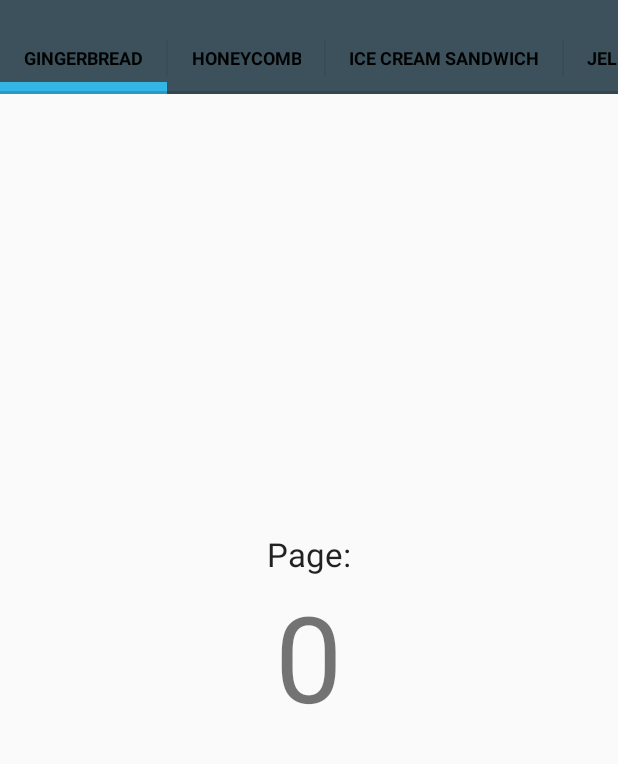
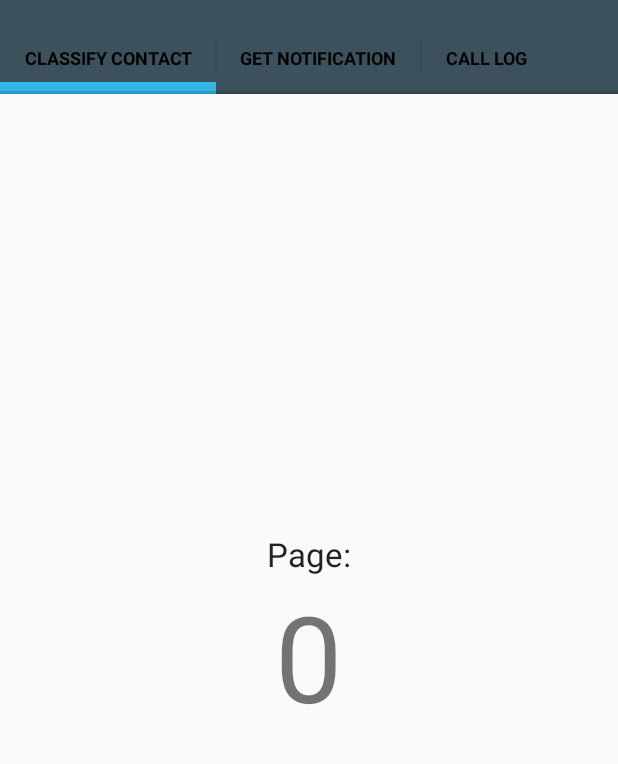
Before and after one commit to nperiwal/phonebill, an Android app: the screen it shows after launch (DemoActivity), on a phone screen of 412 x 824 dp, the part 62-826 px from its top. Run offline under Robolectric (Android 15) with nearby library versions, the phone set to English and light mode, and no system bars.

Commit message:
Removed Demo Class

```diff
--- a/app/src/main/java/com/example/oozie/phonebill3/Demo.java
+++ /dev/null
@@ -1,40 +0,0 @@
-package com.example.oozie.phonebill3;
-
-import android.content.Context;
-
-public enum Demo {
-
-    BASIC(R.string.demo_title_basic, R.layout.demo_basic);
-
-    public final int titleResId;
-    public final int layoutResId;
-
-    Demo(int titleResId, int layoutResId) {
-        this.titleResId = titleResId;
-        this.layoutResId = layoutResId;
-    }
-
-    public static int[] tab10() {
-        return new int[] {
-                R.string.demo_tab_5,
-                R.string.demo_tab_6,
-                R.string.demo_tab_7,
-                R.string.demo_tab_8,
-                R.string.demo_tab_9,
-                R.string.demo_tab_10
-        };
-    }
-
-    public void startActivity(Context context) {
-        DemoActivity.startActivity(context, this);
-    }
-
-    public void setup(final SmartTabLayout layout) {
-        //Do nothing.
-    }
-
-    public int[] tabs() {
-        return tab10();
-    }
-
-}
--- a/app/src/main/java/com/example/oozie/phonebill3/DemoActivity.java
+++ b/app/src/main/java/com/example/oozie/phonebill3/DemoActivity.java
@@ -1,7 +1,5 @@
 package com.example.oozie.phonebill3;
 
-import android.content.Context;
-import android.content.Intent;
 import android.os.Bundle;
 import android.support.v4.view.ViewPager;
 import android.support.v7.app.AppCompatActivity;
@@ -12,33 +10,23 @@ import android.view.ViewGroup;
 
 public class DemoActivity extends AppCompatActivity {
 
-    private static final String KEY_DEMO = "demo";
-
-    public static void startActivity(Context context, Demo demo) {
-        Intent intent = new Intent(context, DemoActivity.class);
-        intent.putExtra(KEY_DEMO, demo.name());
-        context.startActivity(intent);
-    }
-
     @Override
     protected void onCreate(Bundle savedInstanceState) {
         super.onCreate(savedInstanceState);
         setContentView(R.layout.activity_demo);
 
-        Demo demo = getDemo();
-
         Toolbar toolbar = (Toolbar) findViewById(R.id.toolbar);
-        toolbar.setTitle(demo.titleResId);
+        toolbar.setTitle(R.string.demo_title_basic);
 
         ViewGroup tab = (ViewGroup) findViewById(R.id.tab);
-        tab.addView(LayoutInflater.from(this).inflate(demo.layoutResId, tab, false));
+        tab.addView(LayoutInflater.from(this).inflate(R.layout.demo_basic, tab, false));
 
         ViewPager viewPager = (ViewPager) findViewById(R.id.viewpager);
         SmartTabLayout viewPagerTab = (SmartTabLayout) findViewById(R.id.viewpagertab);
-        demo.setup(viewPagerTab);
+        setup(viewPagerTab);
 
         FragmentPagerItems pages = new FragmentPagerItems(this);
-        for (int titleResId : demo.tabs()) {
+        for (int titleResId : tabs()) {
             pages.add(FragmentPagerItem.of(getString(titleResId), DemoFragment.class));
         }
 
@@ -50,7 +38,19 @@ public class DemoActivity extends AppCompatActivity {
 
     }
 
-    private Demo getDemo() {
-        return Demo.valueOf("BASIC");
+    private void setup(final SmartTabLayout layout) {
+        //Do nothing.
+    }
+
+    private static int[] tab3() {
+        return new int[] {
+                R.string.tab_1,
+                R.string.tab_2,
+                R.string.tab_3
+        };
+    }
+
+    private int[] tabs() {
+        return tab3();
     }
 }
--- a/app/src/main/res/values/strings.xml
+++ b/app/src/main/res/values/strings.xml
@@ -10,12 +10,9 @@
     <string name="demo_title_basic">PhoneBill Optimizer</string>
 
 
-    <string name="demo_tab_5">Gingerbread</string>
-    <string name="demo_tab_6">Honeycomb</string>
-    <string name="demo_tab_7">Ice Cream Sandwich</string>
-    <string name="demo_tab_8">Jelly Bean</string>
-    <string name="demo_tab_9">KitKat</string>
-    <string name="demo_tab_10">Lollipop</string>
+    <string name="tab_1">Classify Contact</string>
+    <string name="tab_2">Get Notification</string>
+    <string name="tab_3">Call Log</string>
 
     <string name="demo_tab_no_title">No Title</string>
     <string name="demo_tab_like_a_medium_top">Top</string>
```
